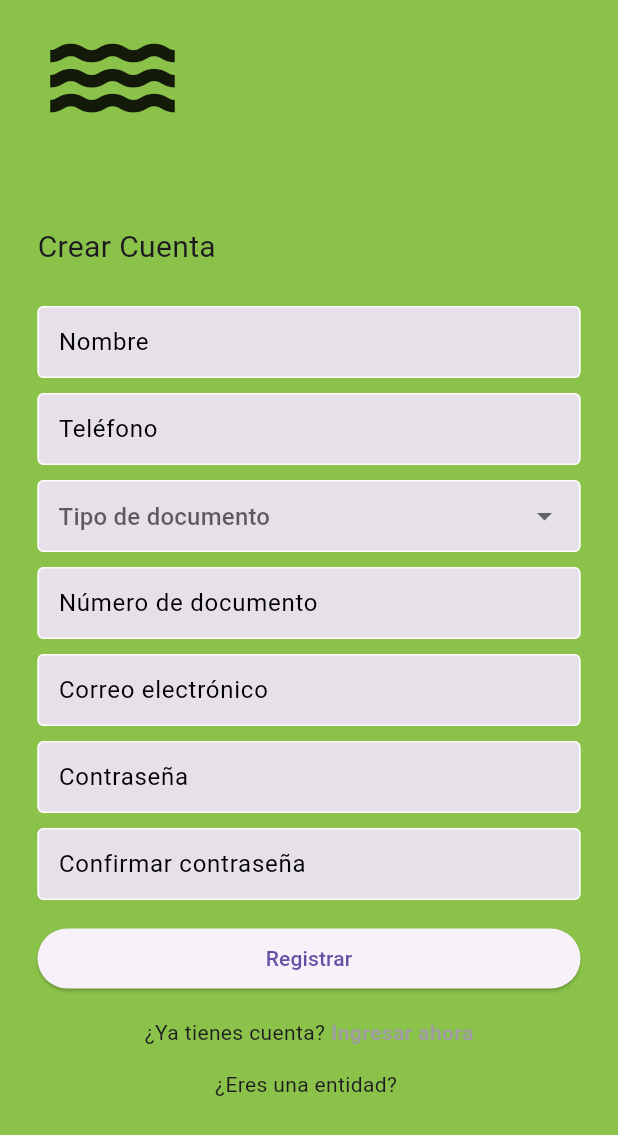
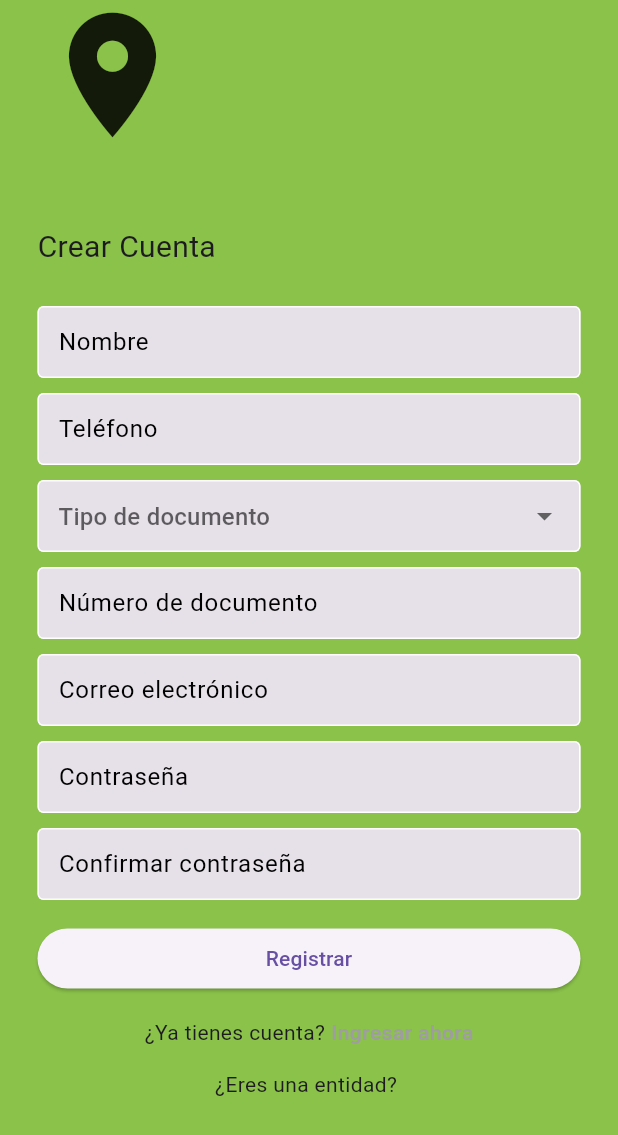
Before and after one commit to Mafe004/Eco_Map, a Flutter app: the RegisterPage screen opened directly, on a phone screen of 412 x 824 dp. Shown: the top 1135 px of the screen. Run offline on Flutter 3.47's test engine with Material 3 defaults, Android fonts, the phone set to English and light mode, and no system bars; our stand-ins replace cloud_firestore, firebase_auth, firebase_core, geocoding, geolocator, google_maps_flutter and 1 more; accounts and stored records are empty.

Commit message:
resolucion de conflictos

```diff
--- a/lib/src/Pages/Usuario/Registrarse.dart
+++ b/lib/src/Pages/Usuario/Registrarse.dart
@@ -134,7 +134,7 @@ class _RegisterPageState extends State<RegisterPage> {
               crossAxisAlignment: CrossAxisAlignment.start,
               children: [
                 const Icon(
-                  Icons.water,
+                  Icons.location_on,
                   size: 100,
                 ),
                 const SizedBox(height: 50),
```
